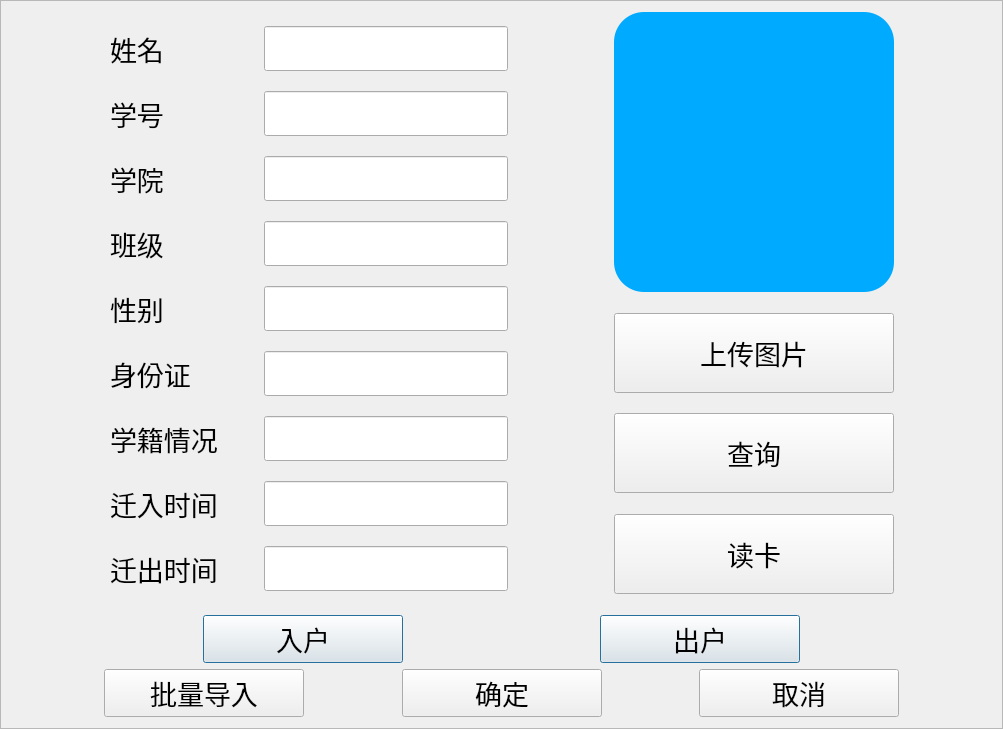
Above: info_manage_system/in_out_account_page.ui from interstellar-ai/info_manage_system before the change. Below: the same form after it.
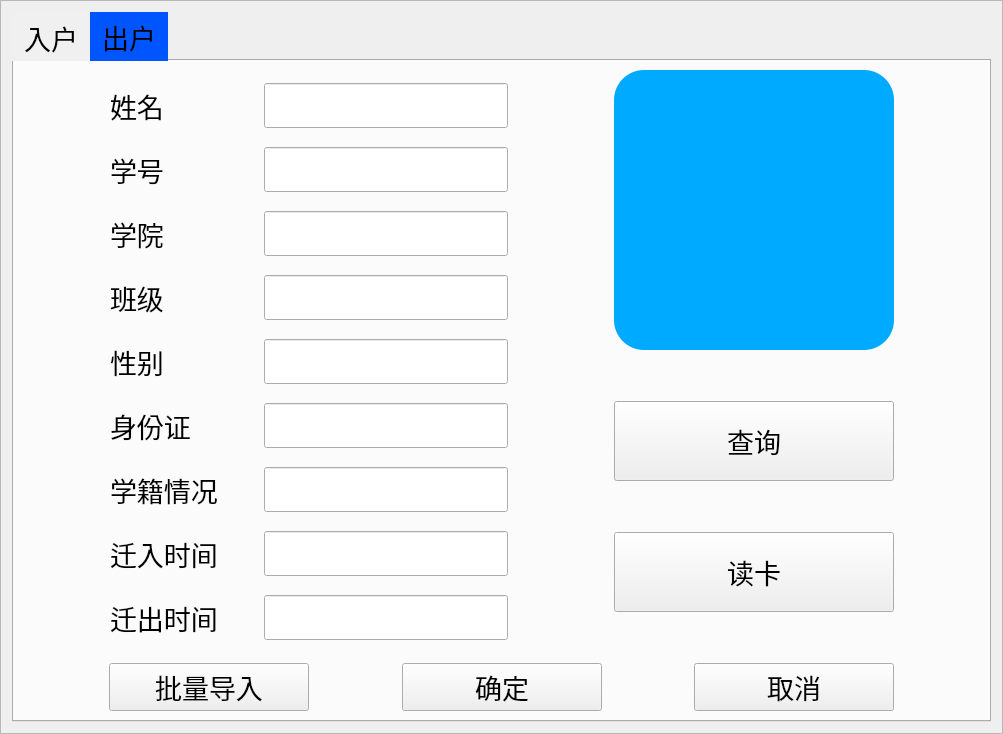
That is the form after the change. Icons and pictures are not drawn.

The edit to the form file:
```diff
--- a/info_manage_system/in_out_account_page.ui
+++ b/info_manage_system/in_out_account_page.ui
@@ -7,7 +7,7 @@
     <x>0</x>
     <y>0</y>
     <width>1003</width>
-    <height>729</height>
+    <height>734</height>
    </rect>
   </property>
   <property name="frameShape">
@@ -18,6 +18,44 @@
   </property>
   <layout class="QHBoxLayout" name="horizontalLayout_13">
    <item>
+    <widget class="QTabWidget" name="tabWidget">
+     <property name="font">
+      <font>
+       <family>Agency FB</family>
+       <pointsize>20</pointsize>
+      </font>
+     </property>
+     <property name="styleSheet">
+      <string notr="true">QTabBar::tab{background :rgb(240, 240, 240)}
+
+QTabBar::tab:selected, QTabBar::tab:hover {
+    background:  rgb(0, 85, 255)}</string>
+     </property>
+     <property name="tabShape">
+      <enum>QTabWidget::Rounded</enum>
+     </property>
+     <property name="currentIndex">
+      <number>1</number>
+     </property>
+     <property name="iconSize">
+      <size>
+       <width>48</width>
+       <height>48</height>
+      </size>
+     </property>
+     <property name="usesScrollButtons">
+      <bool>true</bool>
+     </property>
+     <widget class="QWidget" name="tab">
+      <attribute name="icon">
+       <iconset resource="icon.qrc">
+        <normaloff>:/icon/people_arrow_right.png</normaloff>:/icon/people_arrow_right.png</iconset>
+      </attribute>
+      <attribute name="title">
+       <string>入户</string>
+      </attribute>
+      <layout class="QHBoxLayout" name="horizontalLayout_14">
+       <item>
     <layout class="QVBoxLayout" name="verticalLayout_3">
      <item>
       <layout class="QHBoxLayout" name="horizontalLayout_12">
@@ -488,40 +526,11 @@
            </property>
           </spacer>
          </item>
-         <item>
-          <widget class="QPushButton" name="searchButton">
-           <property name="minimumSize">
-            <size>
-             <width>200</width>
-             <height>80</height>
-            </size>
-           </property>
-           <property name="font">
-            <font>
-             <family>宋体</family>
-             <pointsize>20</pointsize>
-            </font>
-           </property>
-           <property name="text">
-            <string>查询</string>
-           </property>
-          </widget>
-         </item>
-         <item>
-          <spacer name="verticalSpacer_2">
-           <property name="orientation">
-            <enum>Qt::Vertical</enum>
-           </property>
-           <property name="sizeHint" stdset="0">
-            <size>
-             <width>20</width>
-             <height>40</height>
-            </size>
-           </property>
-          </spacer>
-         </item>
          <item>
           <widget class="QPushButton" name="readCardButton">
+               <property name="enabled">
+                <bool>false</bool>
+               </property>
            <property name="minimumSize">
             <size>
              <width>200</width>
@@ -569,128 +578,6 @@
        </item>
       </layout>
      </item>
-     <item>
-      <layout class="QHBoxLayout" name="horizontalLayout_11">
-       <item>
-        <spacer name="horizontalSpacer">
-         <property name="orientation">
-          <enum>Qt::Horizontal</enum>
-         </property>
-         <property name="sizeHint" stdset="0">
-          <size>
-           <width>40</width>
-           <height>20</height>
-          </size>
-         </property>
-        </spacer>
-       </item>
-       <item>
-        <widget class="QPushButton" name="in_accountButton">
-         <property name="minimumSize">
-          <size>
-           <width>200</width>
-           <height>0</height>
-          </size>
-         </property>
-         <property name="font">
-          <font>
-           <family>宋体</family>
-           <pointsize>20</pointsize>
-          </font>
-         </property>
-         <property name="styleSheet">
-          <string notr="true"/>
-         </property>
-         <property name="text">
-          <string>入户</string>
-         </property>
-         <property name="icon">
-          <iconset resource="icon.qrc">
-           <normaloff>:/icon/people_arrow_left.png</normaloff>:/icon/people_arrow_left.png</iconset>
-         </property>
-         <property name="iconSize">
-          <size>
-           <width>48</width>
-           <height>48</height>
-          </size>
-         </property>
-         <property name="autoDefault">
-          <bool>true</bool>
-         </property>
-         <property name="default">
-          <bool>true</bool>
-         </property>
-         <property name="flat">
-          <bool>false</bool>
-         </property>
-        </widget>
-       </item>
-       <item>
-        <spacer name="horizontalSpacer_2">
-         <property name="orientation">
-          <enum>Qt::Horizontal</enum>
-         </property>
-         <property name="sizeHint" stdset="0">
-          <size>
-           <width>40</width>
-           <height>20</height>
-          </size>
-         </property>
-        </spacer>
-       </item>
-       <item>
-        <widget class="QPushButton" name="out_accountButton">
-         <property name="minimumSize">
-          <size>
-           <width>200</width>
-           <height>0</height>
-          </size>
-         </property>
-         <property name="font">
-          <font>
-           <family>宋体</family>
-           <pointsize>20</pointsize>
-          </font>
-         </property>
-         <property name="text">
-          <string>出户</string>
-         </property>
-         <property name="icon">
-          <iconset resource="icon.qrc">
-           <normaloff>:/icon/people_arrow_right.png</normaloff>:/icon/people_arrow_right.png</iconset>
-         </property>
-         <property name="iconSize">
-          <size>
-           <width>48</width>
-           <height>48</height>
-          </size>
-         </property>
-         <property name="autoDefault">
-          <bool>true</bool>
-         </property>
-         <property name="default">
-          <bool>true</bool>
-         </property>
-         <property name="flat">
-          <bool>false</bool>
-         </property>
-        </widget>
-       </item>
-       <item>
-        <spacer name="horizontalSpacer_3">
-         <property name="orientation">
-          <enum>Qt::Horizontal</enum>
-         </property>
-         <property name="sizeHint" stdset="0">
-          <size>
-           <width>40</width>
-           <height>20</height>
-          </size>
-         </property>
-        </spacer>
-       </item>
-      </layout>
-     </item>
      <item>
       <layout class="QHBoxLayout" name="horizontalLayout_10">
        <item>
@@ -811,6 +698,662 @@
       </layout>
      </item>
     </layout>
+       </item>
+      </layout>
+     </widget>
+     <widget class="QWidget" name="tab_2">
+      <attribute name="icon">
+       <iconset resource="icon.qrc">
+        <normaloff>:/icon/people_arrow_left.png</normaloff>:/icon/people_arrow_left.png</iconset>
+      </attribute>
+      <attribute name="title">
+       <string>出户</string>
+      </attribute>
+      <layout class="QHBoxLayout" name="horizontalLayout_27">
+       <item>
+        <layout class="QVBoxLayout" name="verticalLayout_4">
+         <item>
+          <layout class="QHBoxLayout" name="horizontalLayout_15">
+           <item>
+            <spacer name="horizontalSpacer_38">
+             <property name="orientation">
+              <enum>Qt::Horizontal</enum>
+             </property>
+             <property name="sizeHint" stdset="0">
+              <size>
+               <width>40</width>
+               <height>20</height>
+              </size>
+             </property>
+            </spacer>
+           </item>
+           <item>
+            <layout class="QVBoxLayout" name="verticalLayout_5">
+             <item>
+              <layout class="QHBoxLayout" name="horizontalLayout_16">
+               <item>
+                <widget class="QLabel" name="label_17">
+                 <property name="font">
+                  <font>
+                   <family>宋体</family>
+                   <pointsize>20</pointsize>
+                  </font>
+                 </property>
+                 <property name="text">
+                  <string>姓名</string>
+                 </property>
+                </widget>
+               </item>
+               <item>
+                <spacer name="horizontalSpacer_17">
+                 <property name="orientation">
+                  <enum>Qt::Horizontal</enum>
+                 </property>
+                 <property name="sizeType">
+                  <enum>QSizePolicy::Expanding</enum>
+                 </property>
+                 <property name="sizeHint" stdset="0">
+                  <size>
+                   <width>40</width>
+                   <height>20</height>
+                  </size>
+                 </property>
+                </spacer>
+               </item>
+               <item>
+                <widget class="QLineEdit" name="stu_name_2">
+                 <property name="font">
+                  <font>
+                   <family>宋体</family>
+                   <pointsize>20</pointsize>
+                  </font>
+                 </property>
+                </widget>
+               </item>
+              </layout>
+             </item>
+             <item>
+              <layout class="QHBoxLayout" name="horizontalLayout_17">
+               <item>
+                <widget class="QLabel" name="label_18">
+                 <property name="font">
+                  <font>
+                   <family>宋体</family>
+                   <pointsize>20</pointsize>
+                  </font>
+                 </property>
+                 <property name="text">
+                  <string>学号</string>
+                 </property>
+                </widget>
+               </item>
+               <item>
+                <spacer name="horizontalSpacer_18">
+                 <property name="orientation">
+                  <enum>Qt::Horizontal</enum>
+                 </property>
+                 <property name="sizeHint" stdset="0">
+                  <size>
+                   <width>40</width>
+                   <height>20</height>
+                  </size>
+                 </property>
+                </spacer>
+               </item>
+               <item>
+                <widget class="QLineEdit" name="stu_ID_2">
+                 <property name="font">
+                  <font>
+                   <family>宋体</family>
+                   <pointsize>20</pointsize>
+                  </font>
+                 </property>
+                </widget>
+               </item>
+              </layout>
+             </item>
+             <item>
+              <layout class="QHBoxLayout" name="horizontalLayout_18">
+               <item>
+                <widget class="QLabel" name="label_27">
+                 <property name="font">
+                  <font>
+                   <family>宋体</family>
+                   <pointsize>20</pointsize>
+                  </font>
+                 </property>
+                 <property name="text">
+                  <string>学院</string>
+                 </property>
+                </widget>
+               </item>
+               <item>
+                <spacer name="horizontalSpacer_19">
+                 <property name="orientation">
+                  <enum>Qt::Horizontal</enum>
+                 </property>
+                 <property name="sizeHint" stdset="0">
+                  <size>
+                   <width>40</width>
+                   <height>20</height>
+                  </size>
+                 </property>
+                </spacer>
+               </item>
+               <item>
+                <widget class="QLineEdit" name="stu_college_2">
+                 <property name="font">
+                  <font>
+                   <family>宋体</family>
+                   <pointsize>20</pointsize>
+                  </font>
+                 </property>
+                </widget>
+               </item>
+              </layout>
+             </item>
+             <item>
+              <layout class="QHBoxLayout" name="horizontalLayout_19">
+               <item>
+                <widget class="QLabel" name="label_19">
+                 <property name="font">
+                  <font>
+                   <family>宋体</family>
+                   <pointsize>20</pointsize>
+                  </font>
+                 </property>
+                 <property name="text">
+                  <string>班级</string>
+                 </property>
+                </widget>
+               </item>
+               <item>
+                <spacer name="horizontalSpacer_20">
+                 <property name="orientation">
+                  <enum>Qt::Horizontal</enum>
+                 </property>
+                 <property name="sizeHint" stdset="0">
+                  <size>
+                   <width>40</width>
+                   <height>20</height>
+                  </size>
+                 </property>
+                </spacer>
+               </item>
+               <item>
+                <widget class="QLineEdit" name="stu_class_2">
+                 <property name="font">
+                  <font>
+                   <family>宋体</family>
+                   <pointsize>20</pointsize>
+                  </font>
+                 </property>
+                </widget>
+               </item>
+              </layout>
+             </item>
+             <item>
+              <layout class="QHBoxLayout" name="horizontalLayout_20">
+               <item>
+                <widget class="QLabel" name="label_20">
+                 <property name="font">
+                  <font>
+                   <family>宋体</family>
+                   <pointsize>20</pointsize>
+                  </font>
+                 </property>
+                 <property name="text">
+                  <string>性别</string>
+                 </property>
+                </widget>
+               </item>
+               <item>
+                <spacer name="horizontalSpacer_21">
+                 <property name="orientation">
+                  <enum>Qt::Horizontal</enum>
+                 </property>
+                 <property name="sizeHint" stdset="0">
+                  <size>
+                   <width>40</width>
+                   <height>20</height>
+                  </size>
+                 </property>
+                </spacer>
+               </item>
+               <item>
+                <widget class="QLineEdit" name="stu_sex_2">
+                 <property name="font">
+                  <font>
+                   <family>宋体</family>
+                   <pointsize>20</pointsize>
+                  </font>
+                 </property>
+                </widget>
+               </item>
+              </layout>
+             </item>
+             <item>
+              <layout class="QHBoxLayout" name="horizontalLayout_21">
+               <item>
+                <widget class="QLabel" name="label_21">
+                 <property name="font">
+                  <font>
+                   <family>宋体</family>
+                   <pointsize>20</pointsize>
+                  </font>
+                 </property>
+                 <property name="text">
+                  <string>身份证</string>
+                 </property>
+                </widget>
+               </item>
+               <item>
+                <spacer name="horizontalSpacer_22">
+                 <property name="orientation">
+                  <enum>Qt::Horizontal</enum>
+                 </property>
+                 <property name="sizeHint" stdset="0">
+                  <size>
+                   <width>40</width>
+                   <height>20</height>
+                  </size>
+                 </property>
+                </spacer>
+               </item>
+               <item>
+                <widget class="QLineEdit" name="stu_indentification_number_2">
+                 <property name="font">
+                  <font>
+                   <family>宋体</family>
+                   <pointsize>20</pointsize>
+                  </font>
+                 </property>
+                </widget>
+               </item>
+              </layout>
+             </item>
+             <item>
+              <layout class="QHBoxLayout" name="horizontalLayout_22">
+               <item>
+                <widget class="QLabel" name="label_28">
+                 <property name="font">
+                  <font>
+                   <family>宋体</family>
+                   <pointsize>20</pointsize>
+                  </font>
+                 </property>
+                 <property name="text">
+                  <string>学籍情况</string>
+                 </property>
+                </widget>
+               </item>
+               <item>
+                <spacer name="horizontalSpacer_23">
+                 <property name="orientation">
+                  <enum>Qt::Horizontal</enum>
+                 </property>
+                 <property name="sizeHint" stdset="0">
+                  <size>
+                   <width>40</width>
+                   <height>20</height>
+                  </size>
+                 </property>
+                </spacer>
+               </item>
+               <item>
+                <widget class="QLineEdit" name="stu_status_of_student_status_2">
+                 <property name="font">
+                  <font>
+                   <family>宋体</family>
+                   <pointsize>20</pointsize>
+                  </font>
+                 </property>
+                </widget>
+               </item>
+              </layout>
+             </item>
+             <item>
+              <layout class="QHBoxLayout" name="horizontalLayout_23">
+               <item>
+                <widget class="QLabel" name="label_22">
+                 <property name="font">
+                  <font>
+                   <family>宋体</family>
+                   <pointsize>20</pointsize>
+                  </font>
+                 </property>
+                 <property name="text">
+                  <string>迁入时间</string>
+                 </property>
+                </widget>
+               </item>
+               <item>
+                <spacer name="horizontalSpacer_24">
+                 <property name="orientation">
+                  <enum>Qt::Horizontal</enum>
+                 </property>
+                 <property name="sizeHint" stdset="0">
+                  <size>
+                   <width>40</width>
+                   <height>20</height>
+                  </size>
+                 </property>
+                </spacer>
+               </item>
+               <item>
+                <widget class="QLineEdit" name="account_in_time_2">
+                 <property name="font">
+                  <font>
+                   <family>宋体</family>
+                   <pointsize>20</pointsize>
+                  </font>
+                 </property>
+                </widget>
+               </item>
+              </layout>
+             </item>
+             <item>
+              <layout class="QHBoxLayout" name="horizontalLayout_24">
+               <item>
+                <widget class="QLabel" name="label_23">
+                 <property name="font">
+                  <font>
+                   <family>宋体</family>
+                   <pointsize>20</pointsize>
+                  </font>
+                 </property>
+                 <property name="text">
+                  <string>迁出时间</string>
+                 </property>
+                </widget>
+               </item>
+               <item>
+                <spacer name="horizontalSpacer_25">
+                 <property name="orientation">
+                  <enum>Qt::Horizontal</enum>
+                 </property>
+                 <property name="sizeHint" stdset="0">
+                  <size>
+                   <width>40</width>
+                   <height>20</height>
+                  </size>
+                 </property>
+                </spacer>
+               </item>
+               <item>
+                <widget class="QLineEdit" name="account_out_time_2">
+                 <property name="font">
+                  <font>
+                   <family>宋体</family>
+                   <pointsize>20</pointsize>
+                  </font>
+                 </property>
+                </widget>
+               </item>
+              </layout>
+             </item>
+            </layout>
+           </item>
+           <item>
+            <spacer name="horizontalSpacer_39">
+             <property name="orientation">
+              <enum>Qt::Horizontal</enum>
+             </property>
+             <property name="sizeType">
+              <enum>QSizePolicy::Preferred</enum>
+             </property>
+             <property name="sizeHint" stdset="0">
+              <size>
+               <width>100</width>
+               <height>20</height>
+              </size>
+             </property>
+            </spacer>
+           </item>
+           <item>
+            <layout class="QVBoxLayout" name="verticalLayout_6">
+             <item>
+              <widget class="QLabel" name="label_2">
+               <property name="minimumSize">
+                <size>
+                 <width>280</width>
+                 <height>280</height>
+                </size>
+               </property>
+               <property name="styleSheet">
+                <string notr="true">background-color : rgb(0, 170, 255);
+border-radius:30px;
+padding:2px 4px;</string>
+               </property>
+               <property name="text">
+                <string/>
+               </property>
+               <property name="pixmap">
+                <pixmap resource="icon.qrc">:/icon/face_photo.png</pixmap>
+               </property>
+               <property name="alignment">
+                <set>Qt::AlignCenter</set>
+               </property>
+              </widget>
+             </item>
+             <item>
+              <spacer name="verticalSpacer_5">
+               <property name="orientation">
+                <enum>Qt::Vertical</enum>
+               </property>
+               <property name="sizeHint" stdset="0">
+                <size>
+                 <width>20</width>
+                 <height>40</height>
+                </size>
+               </property>
+              </spacer>
+             </item>
+             <item>
+              <widget class="QPushButton" name="searchButton">
+               <property name="minimumSize">
+                <size>
+                 <width>200</width>
+                 <height>80</height>
+                </size>
+               </property>
+               <property name="font">
+                <font>
+                 <family>宋体</family>
+                 <pointsize>20</pointsize>
+                </font>
+               </property>
+               <property name="text">
+                <string>查询</string>
+               </property>
+              </widget>
+             </item>
+             <item>
+              <spacer name="verticalSpacer_7">
+               <property name="orientation">
+                <enum>Qt::Vertical</enum>
+               </property>
+               <property name="sizeHint" stdset="0">
+                <size>
+                 <width>20</width>
+                 <height>40</height>
+                </size>
+               </property>
+              </spacer>
+             </item>
+             <item>
+              <widget class="QPushButton" name="readCardButton_2">
+               <property name="minimumSize">
+                <size>
+                 <width>200</width>
+                 <height>80</height>
+                </size>
+               </property>
+               <property name="font">
+                <font>
+                 <family>宋体</family>
+                 <pointsize>20</pointsize>
+                </font>
+               </property>
+               <property name="text">
+                <string>读卡</string>
+               </property>
+              </widget>
+             </item>
+             <item>
+              <spacer name="verticalSpacer_8">
+               <property name="orientation">
+                <enum>Qt::Vertical</enum>
+               </property>
+               <property name="sizeHint" stdset="0">
+                <size>
+                 <width>20</width>
+                 <height>40</height>
+                </size>
+               </property>
+              </spacer>
+             </item>
+            </layout>
+           </item>
+           <item>
+            <spacer name="horizontalSpacer_40">
+             <property name="orientation">
+              <enum>Qt::Horizontal</enum>
+             </property>
+             <property name="sizeHint" stdset="0">
+              <size>
+               <width>40</width>
+               <height>20</height>
+              </size>
+             </property>
+            </spacer>
+           </item>
+          </layout>
+         </item>
+         <item>
+          <layout class="QHBoxLayout" name="horizontalLayout_26">
+           <item>
+            <spacer name="horizontalSpacer_29">
+             <property name="orientation">
+              <enum>Qt::Horizontal</enum>
+             </property>
+             <property name="sizeHint" stdset="0">
+              <size>
+               <width>40</width>
+               <height>20</height>
+              </size>
+             </property>
+            </spacer>
+           </item>
+           <item>
+            <widget class="QPushButton" name="importButton_2">
+             <property name="minimumSize">
+              <size>
+               <width>200</width>
+               <height>0</height>
+              </size>
+             </property>
+             <property name="font">
+              <font>
+               <family>宋体</family>
+               <pointsize>20</pointsize>
+              </font>
+             </property>
+             <property name="text">
+              <string>批量导入</string>
+             </property>
+            </widget>
+           </item>
+           <item>
+            <spacer name="horizontalSpacer_30">
+             <property name="orientation">
+              <enum>Qt::Horizontal</enum>
+             </property>
+             <property name="sizeHint" stdset="0">
+              <size>
+               <width>40</width>
+               <height>20</height>
+              </size>
+             </property>
+            </spacer>
+           </item>
+           <item>
+            <widget class="QPushButton" name="okButton_2">
+             <property name="minimumSize">
+              <size>
+               <width>200</width>
+               <height>0</height>
+              </size>
+             </property>
+             <property name="font">
+              <font>
+               <family>宋体</family>
+               <pointsize>20</pointsize>
+              </font>
+             </property>
+             <property name="text">
+              <string>确定</string>
+             </property>
+             <property name="shortcut">
+              <string>Return</string>
+             </property>
+            </widget>
+           </item>
+           <item>
+            <spacer name="horizontalSpacer_31">
+             <property name="orientation">
+              <enum>Qt::Horizontal</enum>
+             </property>
+             <property name="sizeHint" stdset="0">
+              <size>
+               <width>40</width>
+               <height>20</height>
+              </size>
+             </property>
+            </spacer>
+           </item>
+           <item>
+            <widget class="QPushButton" name="concelButton_2">
+             <property name="minimumSize">
+              <size>
+               <width>200</width>
+               <height>0</height>
+              </size>
+             </property>
+             <property name="font">
+              <font>
+               <family>宋体</family>
+               <pointsize>20</pointsize>
+              </font>
+             </property>
+             <property name="text">
+              <string>取消</string>
+             </property>
+             <property name="shortcut">
+              <string>Esc</string>
+             </property>
+            </widget>
+           </item>
+           <item>
+            <spacer name="horizontalSpacer_32">
+             <property name="orientation">
+              <enum>Qt::Horizontal</enum>
+             </property>
+             <property name="sizeHint" stdset="0">
+              <size>
+               <width>40</width>
+               <height>20</height>
+              </size>
+             </property>
+            </spacer>
+           </item>
+          </layout>
+         </item>
+        </layout>
+       </item>
+      </layout>
+     </widget>
+    </widget>
    </item>
   </layout>
  </widget>
```
Left out of the diff: 4 changed lines with no effect on the pictures. Lines whose indentation alone changed are shown as unchanged.
